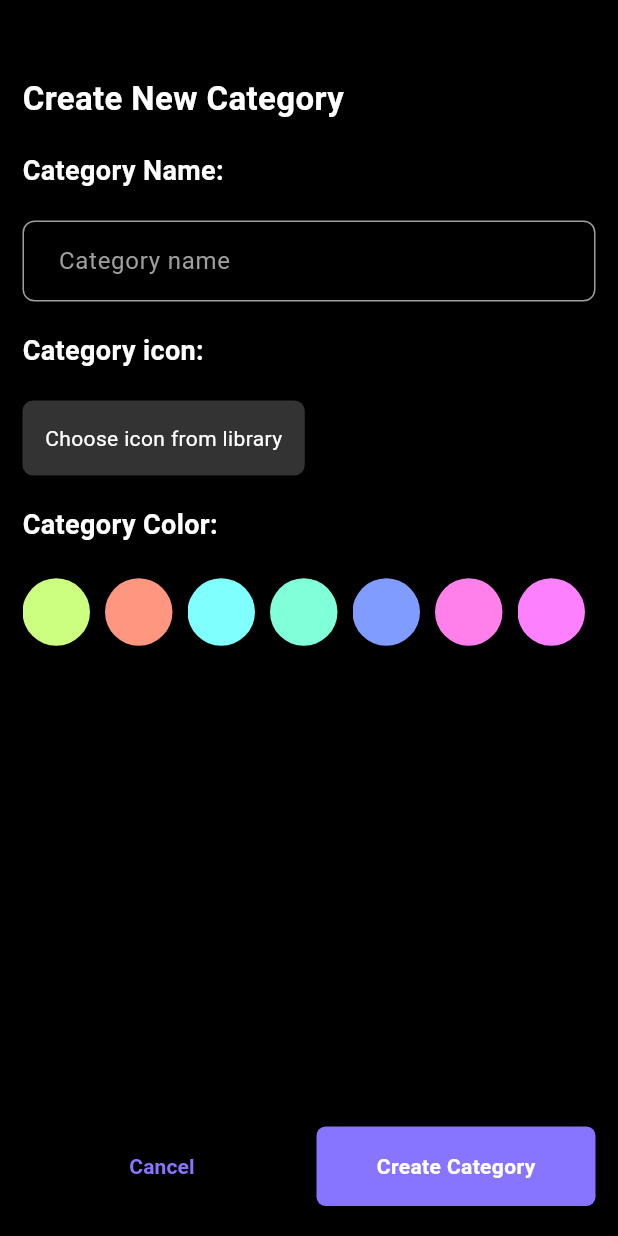
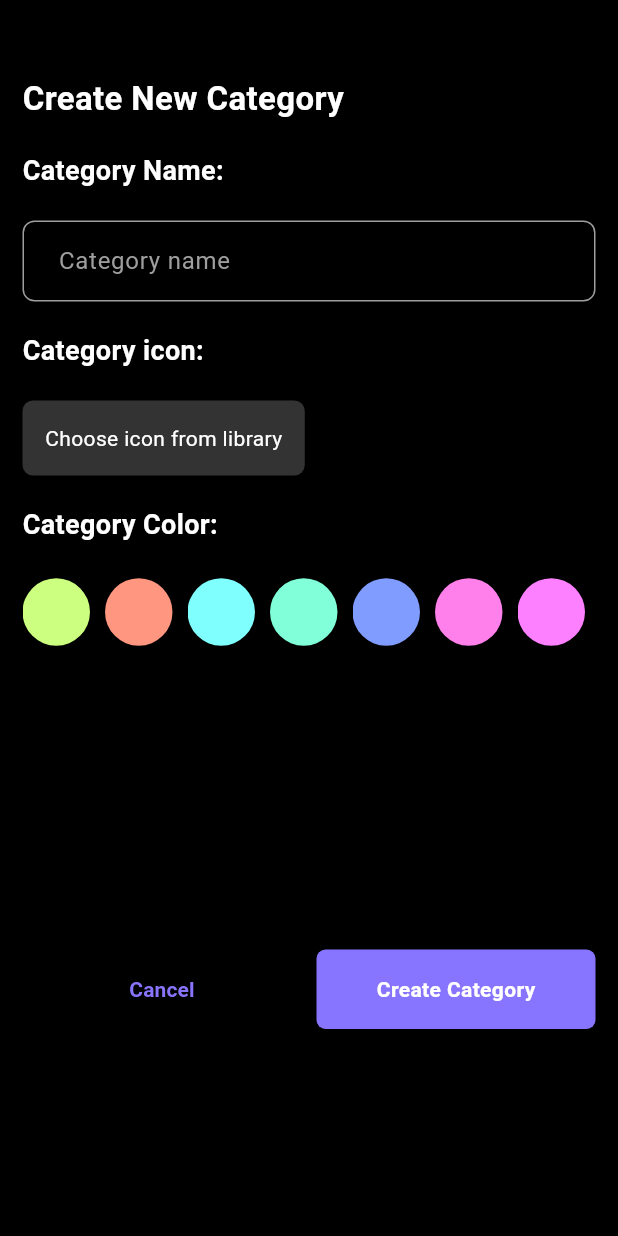
Before and after one commit to Osinmen/todolist, a Flutter app: the AddCategoryScreen screen opened directly, on a phone screen of 412 x 824 dp. Run offline on Flutter 3.47's test engine with Material 3 defaults, Android fonts, the phone set to English and light mode, and no system bars; our stand-ins replace cloud_firestore, firebase_auth, firebase_core, smooth_page_indicator; accounts and stored records are empty.

Commit message:
heard something hope it is not serious

```diff
--- a/lib/custom_classes/date_time_class/date_picker.dart
+++ b/lib/custom_classes/date_time_class/date_picker.dart
@@ -1,5 +1,6 @@
 import 'package:flutter/material.dart';
 import 'package:provider/provider.dart';
+import 'package:todolist/custom_classes/category_class/category_class.dart';
 import 'package:todolist/pages/add_category_screen.dart';
 import 'package:todolist/providers/date_provder.dart';
 import 'package:todolist/themes/colors.dart';
@@ -32,9 +33,7 @@ class DatePicker {
 if(!context.mounted) return;
     if (pickedDate != null) {
       dateProvider.setSelectedDate(pickedDate);
-      Navigator.push(context, MaterialPageRoute(builder: (context) {
-        return const AddCategoryScreen();
-      }));
+     CategoryClass.opencatergoryClass(context);
       print("Picked date: ${pickedDate.toIso8601String()}");
     } else {
       print("User cancelled date selection");
--- a/lib/pages/add_category_screen.dart
+++ b/lib/pages/add_category_screen.dart
@@ -40,6 +40,7 @@ class _AddCategoryScreenState extends State<AddCategoryScreen> {
         backgroundColor: AppColors.background,
         body: Padding(
           padding: const EdgeInsets.symmetric(horizontal: 15),
+          child: SingleChildScrollView(
             child: Column(
               crossAxisAlignment: CrossAxisAlignment.start,
               children: [
@@ -156,7 +157,7 @@ class _AddCategoryScreenState extends State<AddCategoryScreen> {
                     },
                   ),
                 ),
-              const Spacer(),
+                200.height,
                 Row(
                   mainAxisAlignment: MainAxisAlignment.center,
                   children: [
@@ -201,6 +202,7 @@ class _AddCategoryScreenState extends State<AddCategoryScreen> {
             ),
           ),
         ),
+      ),
     );
   }
 }
```
Lines whose indentation alone changed are shown as unchanged.
